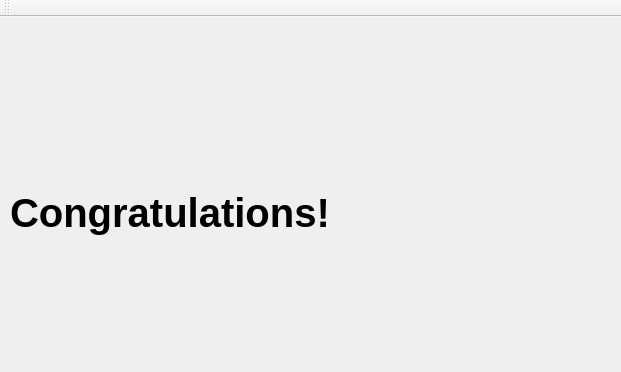
This is mainwindow.ui in jeanpierrethach/FreeFlow-Grid-Solver- as Qt 5 draws it before an edit; both pictures show x 0 to 621 and y 0 to 372 of the 800 by 938 pixel window. The edited form follows.
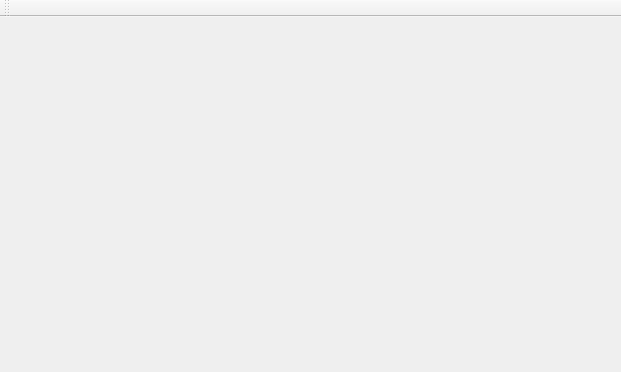
This is the edited form.

Commit message: Refactor + Resizing buttons

```diff
--- a/mainwindow.ui
+++ b/mainwindow.ui
@@ -14,26 +14,6 @@
    <string>MainWindow</string>
   </property>
   <widget class="QWidget" name="centralWidget">
-   <widget class="QLabel" name="congratulation">
-    <property name="geometry">
-     <rect>
-      <x>10</x>
-      <y>140</y>
-      <width>461</width>
-      <height>111</height>
-     </rect>
-    </property>
-    <property name="font">
-     <font>
-      <pointsize>30</pointsize>
-      <weight>75</weight>
-      <bold>true</bold>
-     </font>
-    </property>
-    <property name="text">
-     <string>Congratulations!</string>
-    </property>
-   </widget>
    <widget class="QPushButton" name="back">
     <property name="geometry">
      <rect>
```
The commit also changes 7 other files.
